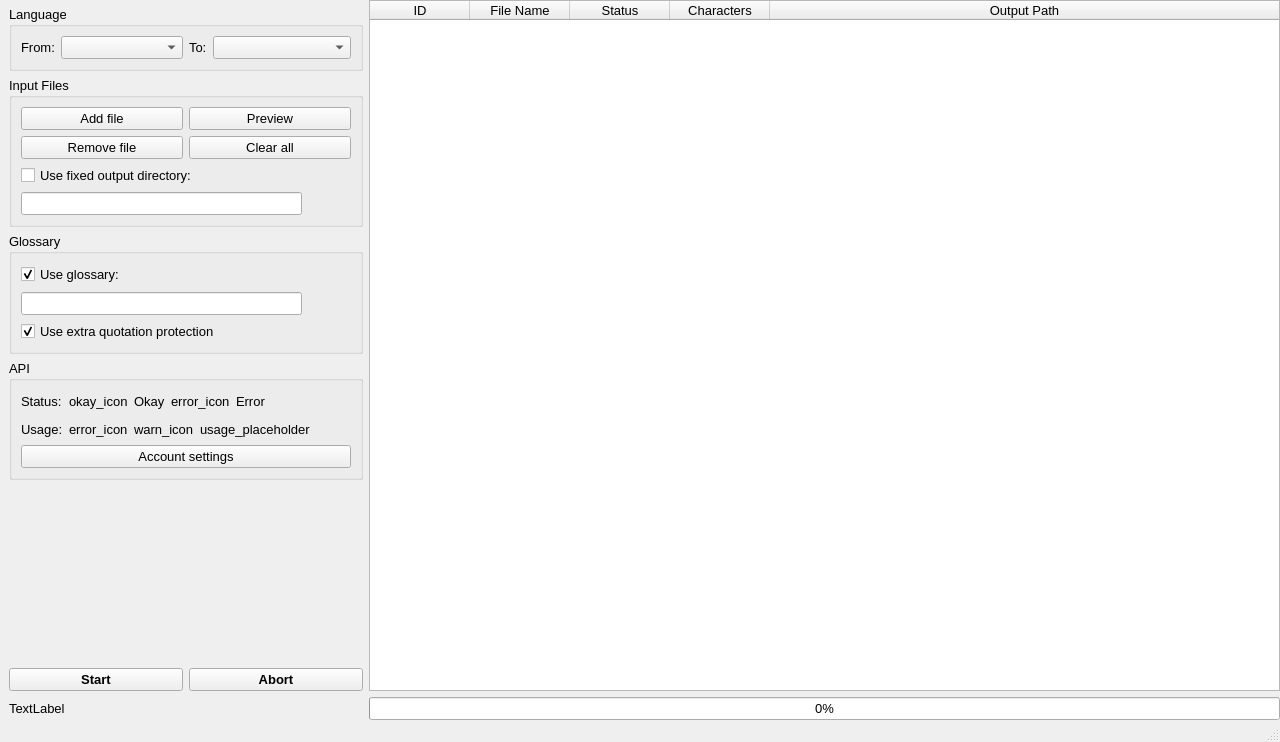
This is ui_files/mainwindow.ui in VoxelCubes/DeepQt as Qt 5 draws it before an edit. The edited form follows.
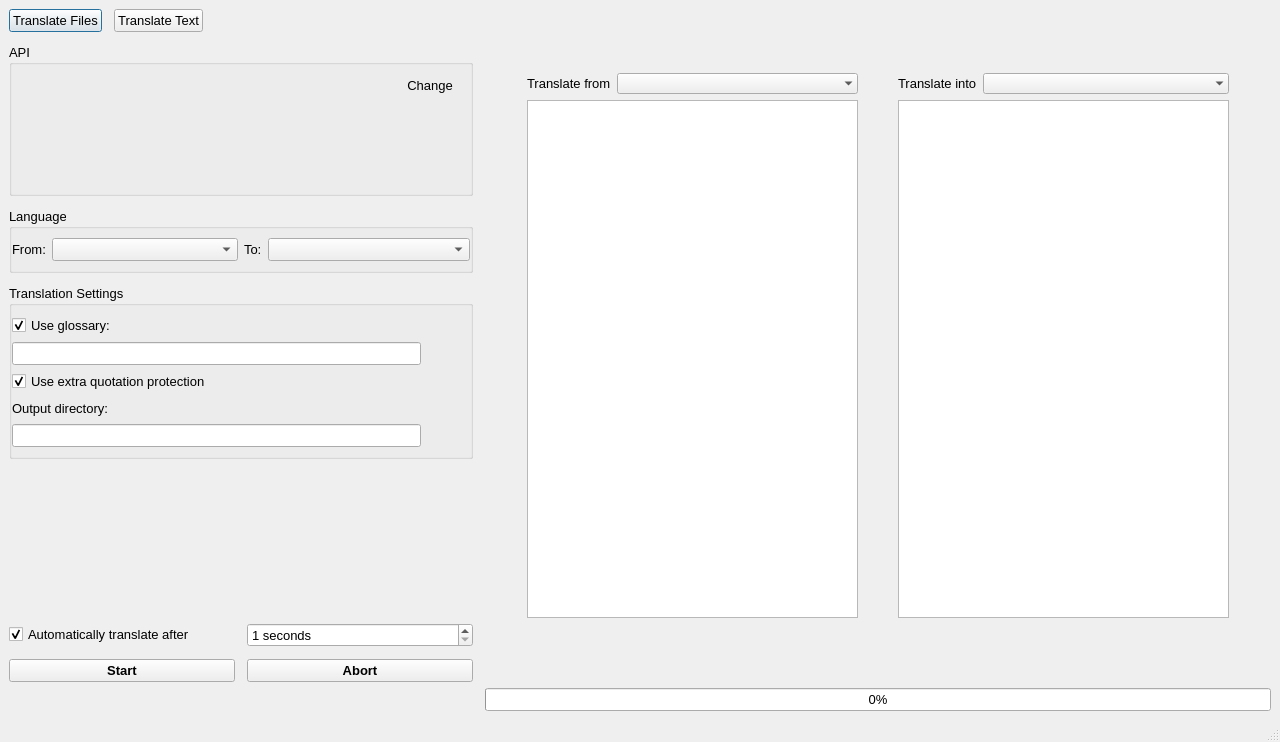
This is the edited form. The open tabs and pages were chosen to show the change. Icons and pictures are not drawn. Custom widgets are drawn as their Qt base class.

```diff
--- a/ui_files/mainwindow.ui
+++ b/ui_files/mainwindow.ui
@@ -19,22 +19,149 @@
    <string>placeholder</string>
   </property>
   <widget class="QWidget" name="centralwidget">
-   <layout class="QGridLayout" name="gridLayout" columnstretch="0,1">
-    <property name="topMargin">
-     <number>0</number>
-    </property>
-    <property name="rightMargin">
-     <number>0</number>
-    </property>
-    <property name="bottomMargin">
-     <number>0</number>
+   <layout class="QGridLayout" name="gridLayout">
+    <property name="horizontalSpacing">
+     <number>12</number>
     </property>
     <item row="0" column="0">
      <layout class="QVBoxLayout" name="verticalLayout">
+      <property name="spacing">
+       <number>12</number>
+      </property>
       <property name="topMargin">
+       <number>0</number>
+      </property>
+      <item>
+       <layout class="QHBoxLayout" name="horizontalLayout_3">
+        <item>
+         <widget class="QPushButton" name="pushButton_translate_files">
+          <property name="text">
+           <string>Translate Files</string>
+          </property>
+          <property name="icon">
+           <iconset theme="document-multiple">
+            <normaloff>.</normaloff>.</iconset>
+          </property>
+          <property name="checkable">
+           <bool>true</bool>
+          </property>
+          <property name="autoExclusive">
+           <bool>true</bool>
+          </property>
+          <property name="autoDefault">
+           <bool>true</bool>
+          </property>
+          <property name="default">
+           <bool>true</bool>
+          </property>
+         </widget>
+        </item>
+        <item>
+         <widget class="QPushButton" name="pushButton_translate_text">
+          <property name="text">
+           <string>Translate Text</string>
+          </property>
+          <property name="icon">
+           <iconset theme="view-list-text">
+            <normaloff>.</normaloff>.</iconset>
+          </property>
+          <property name="checkable">
+           <bool>true</bool>
+          </property>
+          <property name="autoExclusive">
+           <bool>true</bool>
+          </property>
+          <property name="autoDefault">
+           <bool>true</bool>
+          </property>
+         </widget>
+        </item>
+        <item>
+         <spacer name="horizontalSpacer_4">
+          <property name="orientation">
+           <enum>Qt::Horizontal</enum>
+          </property>
+          <property name="sizeHint" stdset="0">
+           <size>
+            <width>40</width>
+            <height>20</height>
+           </size>
+          </property>
+         </spacer>
+        </item>
+        <item>
+         <widget class="QPushButton" name="pushButton_menu">
+          <property name="text">
+           <string/>
+          </property>
+          <property name="icon">
+           <iconset theme="application-menu">
+            <normaloff>.</normaloff>.</iconset>
+          </property>
+          <property name="flat">
+           <bool>true</bool>
+          </property>
+         </widget>
+        </item>
+       </layout>
+      </item>
+      <item>
+       <widget class="QGroupBox" name="groupBox_api">
+        <property name="title">
+         <string>API</string>
+        </property>
+        <property name="flat">
+         <bool>true</bool>
+        </property>
+        <layout class="QVBoxLayout" name="verticalLayout_3">
+         <property name="leftMargin">
+          <number>0</number>
+         </property>
+         <property name="rightMargin">
+          <number>0</number>
+         </property>
+         <item>
+          <layout class="QHBoxLayout" name="horizontalLayout_2" stretch="0,1,0">
+           <property name="bottomMargin">
        <number>6</number>
       </property>
       <item>
+            <widget class="QLabel" name="label_api_logo">
+             <property name="text">
+              <string>&lt;logo&gt;</string>
+             </property>
+            </widget>
+           </item>
+           <item>
+            <widget class="QLabel" name="label_api_name">
+             <property name="text">
+              <string>&lt;current api&gt;</string>
+             </property>
+            </widget>
+           </item>
+           <item>
+            <widget class="QPushButton" name="pushButton_api_change">
+             <property name="text">
+              <string>Change</string>
+             </property>
+             <property name="icon">
+              <iconset theme="exchange-positions">
+               <normaloff>.</normaloff>.</iconset>
+             </property>
+             <property name="flat">
+              <bool>true</bool>
+             </property>
+            </widget>
+           </item>
+          </layout>
+         </item>
+         <item>
+          <widget class="QStackedWidget" name="stackedWidget_api_overview"/>
+         </item>
+        </layout>
+       </widget>
+      </item>
+      <item>
        <widget class="QGroupBox" name="groupBox_language">
         <property name="sizePolicy">
          <sizepolicy hsizetype="Preferred" vsizetype="Maximum">
@@ -45,7 +172,16 @@
         <property name="title">
          <string>Language</string>
         </property>
+        <property name="flat">
+         <bool>true</bool>
+        </property>
         <layout class="QHBoxLayout" name="horizontalLayout_7">
+         <property name="leftMargin">
+          <number>0</number>
+         </property>
+         <property name="rightMargin">
+          <number>0</number>
+         </property>
          <item>
           <layout class="QHBoxLayout" name="horizontalLayout_5">
            <item>
@@ -94,107 +230,18 @@
       <item>
        <widget class="QGroupBox" name="groupBox_files">
         <property name="title">
-         <string>Input Files</string>
+         <string>Translation Settings</string>
+        </property>
+        <property name="flat">
+         <bool>true</bool>
         </property>
         <layout class="QVBoxLayout" name="verticalLayout_4">
-         <item>
-          <layout class="QGridLayout" name="gridLayout_2">
-           <item row="1" column="0">
-            <widget class="QPushButton" name="pushButton_file_remove">
-             <property name="text">
-              <string>Remove file</string>
-             </property>
-             <property name="icon">
-              <iconset theme="edit-delete-remove">
-               <normaloff>.</normaloff>.</iconset>
-             </property>
-            </widget>
-           </item>
-           <item row="1" column="1">
-            <widget class="QPushButton" name="pushButton_file_remove_all">
-             <property name="text">
-              <string>Clear all</string>
-             </property>
-             <property name="icon">
-              <iconset theme="edit-delete">
-               <normaloff>.</normaloff>.</iconset>
-             </property>
-            </widget>
-           </item>
-           <item row="0" column="0">
-            <widget class="QPushButton" name="pushButton_file_add">
-             <property name="text">
-              <string>Add file</string>
-             </property>
-             <property name="icon">
-              <iconset theme="list-add">
-               <normaloff>.</normaloff>.</iconset>
-             </property>
-            </widget>
-           </item>
-           <item row="0" column="1">
-            <widget class="QPushButton" name="pushButton_file_preview">
-             <property name="text">
-              <string>Preview</string>
-             </property>
-             <property name="icon">
-              <iconset theme="document-preview">
-               <normaloff>.</normaloff>.</iconset>
-             </property>
-            </widget>
-           </item>
-          </layout>
-         </item>
-         <item>
-          <widget class="QCheckBox" name="checkBox_file_fixed_dir">
-           <property name="text">
-            <string>Use fixed output directory:</string>
-           </property>
-          </widget>
-         </item>
-         <item>
-          <layout class="QHBoxLayout" name="horizontalLayout_4">
-           <item>
-            <widget class="QLineEdit" name="lineEdit_file_out_dir">
-             <property name="clearButtonEnabled">
-              <bool>true</bool>
-             </property>
-            </widget>
-           </item>
-           <item>
-            <widget class="QPushButton" name="pushButton_file_dir_browse">
-             <property name="toolTip">
-              <string>Browse</string>
-             </property>
-             <property name="text">
-              <string/>
-             </property>
-             <property name="icon">
-              <iconset theme="document-open-folder">
-               <normaloff>.</normaloff>.</iconset>
-             </property>
-             <property name="flat">
-              <bool>true</bool>
-             </property>
-            </widget>
-           </item>
-          </layout>
-         </item>
-        </layout>
-       </widget>
-      </item>
-      <item>
-       <widget class="QGroupBox" name="groupBox_glossary">
-        <property name="sizePolicy">
-         <sizepolicy hsizetype="Preferred" vsizetype="Maximum">
-          <horstretch>0</horstretch>
-          <verstretch>0</verstretch>
-         </sizepolicy>
-        </property>
-        <property name="title">
-         <string>Glossary</string>
-        </property>
-        <layout class="QVBoxLayout" name="verticalLayout_2">
+         <property name="leftMargin">
+          <number>0</number>
+         </property>
+         <property name="rightMargin">
+          <number>0</number>
+         </property>
          <item>
           <layout class="QHBoxLayout" name="horizontalLayout_8">
            <item>
@@ -208,19 +255,12 @@
             </widget>
            </item>
            <item>
-            <widget class="QPushButton" name="pushButton_glossary_help">
+            <widget class="CTooltipLabel" name="label_glossary_info">
              <property name="toolTip">
               <string>This glossary does not use DeepL's glossaries. Click for more details.</string>
              </property>
              <property name="text">
-              <string/>
-             </property>
-             <property name="icon">
-              <iconset theme="help-about">
-               <normaloff>.</normaloff>.</iconset>
-             </property>
-             <property name="flat">
-              <bool>true</bool>
+              <string notr="true">&lt;helper&gt;</string>
              </property>
             </widget>
            </item>
@@ -268,6 +308,8 @@
           </layout>
          </item>
          <item>
+          <layout class="QHBoxLayout" name="horizontalLayout_12">
+           <item>
           <widget class="QCheckBox" name="checkBox_extra_quote_protection">
            <property name="text">
             <string>Use extra quotation protection</string>
@@ -277,113 +319,16 @@
            </property>
           </widget>
          </item>
-        </layout>
-       </widget>
-      </item>
       <item>
-       <widget class="QGroupBox" name="groupBox_api">
-        <property name="title">
-         <string>API</string>
-        </property>
-        <layout class="QVBoxLayout" name="verticalLayout_3">
-         <item>
-          <layout class="QFormLayout" name="formLayout_2">
-           <item row="0" column="0">
-            <widget class="QLabel" name="label_5">
-             <property name="text">
-              <string>Status:</string>
-             </property>
-            </widget>
-           </item>
-           <item row="0" column="1">
-            <layout class="QHBoxLayout" name="horizontalLayout_2">
-             <item>
-              <widget class="QLabel" name="label_api_status_good_icon">
-               <property name="text">
-                <string>okay_icon</string>
-               </property>
-              </widget>
-             </item>
-             <item>
-              <widget class="QLabel" name="label_api_status_good">
-               <property name="text">
-                <string>Okay</string>
-               </property>
-              </widget>
-             </item>
-             <item>
-              <widget class="QLabel" name="label_api_status_bad_icon">
-               <property name="text">
-                <string>error_icon</string>
-               </property>
-              </widget>
-             </item>
-             <item>
-              <widget class="QLabel" name="label_api_status_bad">
-               <property name="text">
-                <string>Error</string>
-               </property>
-              </widget>
-             </item>
-             <item>
-              <spacer name="horizontalSpacer_2">
-               <property name="orientation">
-                <enum>Qt::Horizontal</enum>
-               </property>
-               <property name="sizeHint" stdset="0">
-                <size>
-                 <width>0</width>
-                 <height>10</height>
-                </size>
-               </property>
-              </spacer>
-             </item>
-             <item>
-              <widget class="QPushButton" name="pushButton_refresh">
+            <widget class="CTooltipLabel" name="label_extra_quote_protection_help">
                <property name="toolTip">
-                <string>Refresh</string>
-               </property>
-               <property name="text">
-                <string notr="true"/>
-               </property>
-               <property name="icon">
-                <iconset theme="view-refresh">
-                 <normaloff>.</normaloff>.</iconset>
-               </property>
-               <property name="flat">
-                <bool>true</bool>
-               </property>
-              </widget>
-             </item>
-            </layout>
-           </item>
-           <item row="1" column="0">
-            <widget class="QLabel" name="label_6">
+              <string extracomment="The &amp;apos; is the possessive 's apostrophe and should be ignored if the language doesn't call for it.">You can use a relative path to create a subfolder at the image's original location, or use an absolute path.</string>
+             </property>
+             <property name="toolTipDuration">
+              <number>-1</number>
+             </property>
              <property name="text">
-              <string>Usage:</string>
-             </property>
-            </widget>
-           </item>
-           <item row="1" column="1">
-            <layout class="QHBoxLayout" name="horizontalLayout_10">
-             <item>
-              <widget class="QLabel" name="label_api_usage_error_icon">
-               <property name="text">
-                <string>error_icon</string>
-               </property>
-              </widget>
-             </item>
-             <item>
-              <widget class="QLabel" name="label_api_usage_warn_icon">
-               <property name="text">
-                <string>warn_icon</string>
-               </property>
-              </widget>
-             </item>
-             <item>
-              <widget class="QLabel" name="label_api_usage">
-               <property name="text">
-                <string>usage_placeholder</string>
+              <string notr="true">&lt;helper&gt;</string>
                </property>
               </widget>
              </item>
@@ -402,18 +347,70 @@
              </item>
             </layout>
            </item>
+         <item>
+          <layout class="QHBoxLayout" name="horizontalLayout_10">
+           <item>
+            <widget class="QLabel" name="label">
+             <property name="text">
+              <string>Output directory:</string>
+             </property>
+            </widget>
+           </item>
+           <item>
+            <widget class="CTooltipLabel" name="label_outdir_help">
+             <property name="toolTip">
+              <string extracomment="The &amp;apos; is the possessive 's apostrophe and should be ignored if the language doesn't call for it.">You can use a relative path to create a subfolder at the image's original location, or use an absolute path.</string>
+             </property>
+             <property name="toolTipDuration">
+              <number>-1</number>
+             </property>
+             <property name="text">
+              <string notr="true">&lt;helper&gt;</string>
+             </property>
+            </widget>
+           </item>
+           <item>
+            <spacer name="horizontalSpacer_2">
+             <property name="orientation">
+              <enum>Qt::Horizontal</enum>
+             </property>
+             <property name="sizeHint" stdset="0">
+              <size>
+               <width>40</width>
+               <height>20</height>
+              </size>
+             </property>
+            </spacer>
+           </item>
           </layout>
          </item>
          <item>
-          <widget class="QPushButton" name="pushButton_api_config">
+          <layout class="QHBoxLayout" name="horizontalLayout_4">
+           <item>
+            <widget class="QLineEdit" name="lineEdit_out_dir">
+             <property name="clearButtonEnabled">
+              <bool>true</bool>
+             </property>
+            </widget>
+           </item>
+           <item>
+            <widget class="QPushButton" name="pushButton_out_dir_browse">
+             <property name="toolTip">
+              <string>Browse</string>
+             </property>
            <property name="text">
-            <string>Account settings</string>
+              <string/>
            </property>
            <property name="icon">
             <iconset theme="configure">
              <normaloff>.</normaloff>.</iconset>
            </property>
-          </widget>
+             <property name="flat">
+              <bool>true</bool>
+             </property>
+            </widget>
+           </item>
+          </layout>
          </item>
         </layout>
        </widget>
@@ -431,6 +428,33 @@
         </property>
        </spacer>
       </item>
+      <item>
+       <layout class="QHBoxLayout" name="horizontalLayout_15">
+        <item>
+         <widget class="QCheckBox" name="checkBox_auto_start">
+          <property name="text">
+           <string>Automatically translate after</string>
+          </property>
+          <property name="checked">
+           <bool>true</bool>
+          </property>
+         </widget>
+        </item>
+        <item>
+         <widget class="QSpinBox" name="spinBox_auto_start">
+          <property name="suffix">
+           <string> seconds</string>
+          </property>
+          <property name="minimum">
+           <number>1</number>
+          </property>
+          <property name="maximum">
+           <number>10000</number>
+          </property>
+         </widget>
+        </item>
+       </layout>
+      </item>
       <item>
        <layout class="QHBoxLayout" name="horizontalLayout_9">
         <item>
@@ -474,6 +498,25 @@
      </layout>
     </item>
     <item row="0" column="1">
+     <widget class="QStackedWidget" name="stackedWidget">
+      <property name="currentIndex">
+       <number>0</number>
+      </property>
+      <widget class="QWidget" name="page_files">
+       <layout class="QVBoxLayout" name="verticalLayout_6">
+        <property name="leftMargin">
+         <number>0</number>
+        </property>
+        <property name="topMargin">
+         <number>0</number>
+        </property>
+        <property name="rightMargin">
+         <number>0</number>
+        </property>
+        <property name="bottomMargin">
+         <number>0</number>
+        </property>
+        <item>
      <widget class="FileTable" name="file_table">
       <property name="focusPolicy">
        <enum>Qt::NoFocus</enum>
@@ -541,6 +584,225 @@
       </column>
      </widget>
     </item>
+       </layout>
+      </widget>
+      <widget class="QWidget" name="page_greeter">
+       <layout class="QVBoxLayout" name="verticalLayout_5">
+        <property name="leftMargin">
+         <number>0</number>
+        </property>
+        <property name="topMargin">
+         <number>0</number>
+        </property>
+        <property name="rightMargin">
+         <number>0</number>
+        </property>
+        <property name="bottomMargin">
+         <number>0</number>
+        </property>
+        <item>
+         <widget class="CDropFrame" name="frame_greeter">
+          <property name="frameShape">
+           <enum>QFrame::StyledPanel</enum>
+          </property>
+          <property name="frameShadow">
+           <enum>QFrame::Raised</enum>
+          </property>
+          <property name="lineWidth">
+           <number>4</number>
+          </property>
+          <layout class="QHBoxLayout" name="horizontalLayout_11">
+           <item>
+            <layout class="QVBoxLayout" name="verticalLayout_11">
+             <property name="spacing">
+              <number>30</number>
+             </property>
+             <item>
+              <spacer name="verticalSpacer_5">
+               <property name="orientation">
+                <enum>Qt::Vertical</enum>
+               </property>
+               <property name="sizeHint" stdset="0">
+                <size>
+                 <width>20</width>
+                 <height>40</height>
+                </size>
+               </property>
+              </spacer>
+             </item>
+             <item>
+              <widget class="QLabel" name="label_drop_2">
+               <property name="text">
+                <string>Drag and Drop Files or Folders Here</string>
+               </property>
+               <property name="alignment">
+                <set>Qt::AlignCenter</set>
+               </property>
+              </widget>
+             </item>
+             <item>
+              <widget class="QLabel" name="label_drop_icon">
+               <property name="text">
+                <string notr="true">&lt;drop icon&gt;</string>
+               </property>
+               <property name="alignment">
+                <set>Qt::AlignCenter</set>
+               </property>
+              </widget>
+             </item>
+             <item>
+              <spacer name="verticalSpacer_6">
+               <property name="orientation">
+                <enum>Qt::Vertical</enum>
+               </property>
+               <property name="sizeHint" stdset="0">
+                <size>
+                 <width>20</width>
+                 <height>40</height>
+                </size>
+               </property>
+              </spacer>
+             </item>
+            </layout>
+           </item>
+          </layout>
+         </widget>
+        </item>
+       </layout>
+      </widget>
+      <widget class="QWidget" name="page_interactive_reliable">
+       <layout class="QGridLayout" name="gridLayout_2" rowstretch="1,10,1" columnstretch="1,10,1,10,1">
+        <item row="2" column="1">
+         <spacer name="verticalSpacer_7">
+          <property name="orientation">
+           <enum>Qt::Vertical</enum>
+          </property>
+          <property name="sizeHint" stdset="0">
+           <size>
+            <width>20</width>
+            <height>40</height>
+           </size>
+          </property>
+         </spacer>
+        </item>
+        <item row="1" column="1">
+         <layout class="QVBoxLayout" name="verticalLayout_2">
+          <item>
+           <layout class="QHBoxLayout" name="horizontalLayout_13">
+            <item>
+             <widget class="QLabel" name="label_4">
+              <property name="text">
+               <string>Translate from</string>
+              </property>
+             </widget>
+            </item>
+            <item>
+             <widget class="CComboBox" name="comboBox_lang_from_interactive">
+              <property name="sizePolicy">
+               <sizepolicy hsizetype="Expanding" vsizetype="Fixed">
+                <horstretch>0</horstretch>
+                <verstretch>0</verstretch>
+               </sizepolicy>
+              </property>
+              <property name="frame">
+               <bool>false</bool>
+              </property>
+             </widget>
+            </item>
+           </layout>
+          </item>
+          <item>
+           <widget class="QPlainTextEdit" name="plainTextEdit_from_interactive"/>
+          </item>
+         </layout>
+        </item>
+        <item row="1" column="3">
+         <layout class="QVBoxLayout" name="verticalLayout_7">
+          <item>
+           <layout class="QHBoxLayout" name="horizontalLayout_14">
+            <item>
+             <widget class="QLabel" name="label_5">
+              <property name="text">
+               <string>Translate into</string>
+              </property>
+             </widget>
+            </item>
+            <item>
+             <widget class="CComboBox" name="comboBox_lang_to_interactive">
+              <property name="sizePolicy">
+               <sizepolicy hsizetype="Expanding" vsizetype="Fixed">
+                <horstretch>0</horstretch>
+                <verstretch>0</verstretch>
+               </sizepolicy>
+              </property>
+              <property name="frame">
+               <bool>false</bool>
+              </property>
+             </widget>
+            </item>
+           </layout>
+          </item>
+          <item>
+           <widget class="QPlainTextEdit" name="plainTextEdit_to_interactive"/>
+          </item>
+         </layout>
+        </item>
+        <item row="0" column="1">
+         <spacer name="verticalSpacer_2">
+          <property name="orientation">
+           <enum>Qt::Vertical</enum>
+          </property>
+          <property name="sizeHint" stdset="0">
+           <size>
+            <width>20</width>
+            <height>51</height>
+           </size>
+          </property>
+         </spacer>
+        </item>
+        <item row="1" column="2">
+         <spacer name="horizontalSpacer_7">
+          <property name="orientation">
+           <enum>Qt::Horizontal</enum>
+          </property>
+          <property name="sizeHint" stdset="0">
+           <size>
+            <width>114</width>
+            <height>20</height>
+           </size>
+          </property>
+         </spacer>
+        </item>
+        <item row="1" column="0">
+         <spacer name="horizontalSpacer_5">
+          <property name="orientation">
+           <enum>Qt::Horizontal</enum>
+          </property>
+          <property name="sizeHint" stdset="0">
+           <size>
+            <width>24</width>
+            <height>20</height>
+           </size>
+          </property>
+         </spacer>
+        </item>
+        <item row="1" column="4">
+         <spacer name="horizontalSpacer_6">
+          <property name="orientation">
+           <enum>Qt::Horizontal</enum>
+          </property>
+          <property name="sizeHint" stdset="0">
+           <size>
+            <width>112</width>
+            <height>20</height>
+           </size>
+          </property>
+         </spacer>
+        </item>
+       </layout>
+      </widget>
+     </widget>
+    </item>
     <item row="1" column="0">
      <widget class="QLabel" name="label_progress">
       <property name="sizePolicy">
@@ -550,7 +812,7 @@
        </sizepolicy>
       </property>
       <property name="text">
-       <string>TextLabel</string>
+       <string>&lt;progress&gt;</string>
       </property>
      </widget>
     </item>
@@ -576,6 +838,17 @@
    <extends>QComboBox</extends>
    <header>deepqt.CustomQ.CComboBox</header>
   </customwidget>
+  <customwidget>
+   <class>CDropFrame</class>
+   <extends>QFrame</extends>
+   <header>deepqt.CustomQ.CDropFrame</header>
+   <container>1</container>
+  </customwidget>
+  <customwidget>
+   <class>CTooltipLabel</class>
+   <extends>QLabel</extends>
+   <header>deepqt.CustomQ.CTooltipLabel</header>
+  </customwidget>
  </customwidgets>
  <resources/>
  <connections/>
```
Left out of the diff: 7 changed lines with no effect on the pictures. Lines whose indentation alone changed are shown as unchanged.
